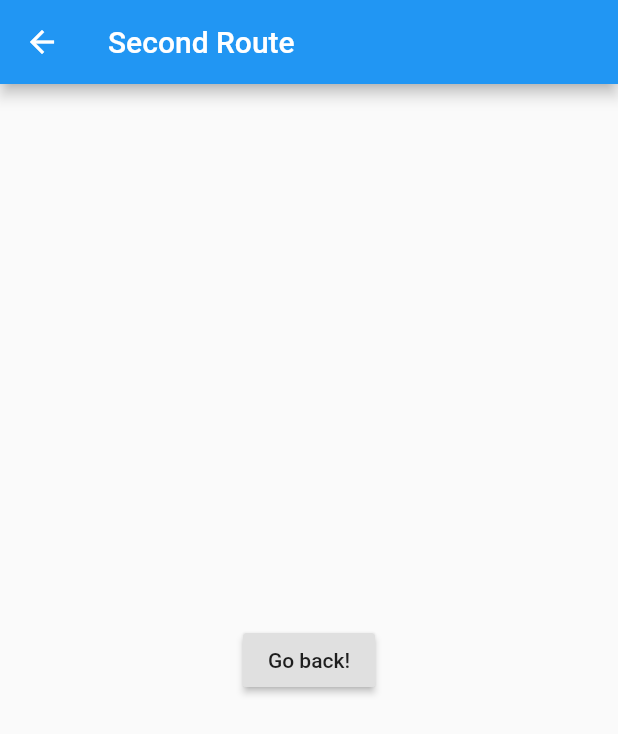
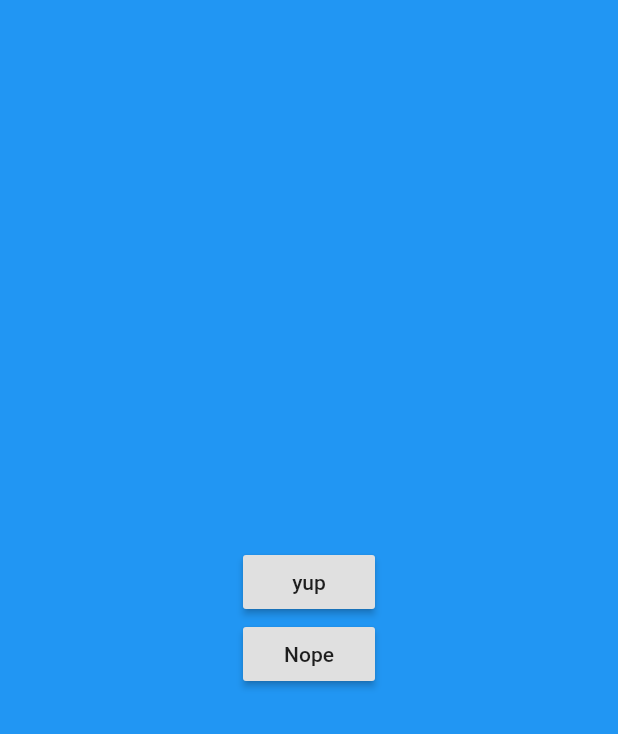
Before and after one commit to nam2210/flutter_app_nagivation, a Flutter app: the screen it shows after launch, after a tap on "Open route", on a phone screen of 412 x 824 dp. Shown: the top 734 px of the screen. Run offline on Flutter 3.47's test engine with Material 2 defaults, Android fonts, the phone set to English and light mode, and no system bars.

Commit message:
[app] back to navigation app

```diff
--- /dev/null
+++ b/lib/Student.dart
@@ -0,0 +1,15 @@
+import 'package:meta/meta.dart';
+
+class Student{
+  String name;
+  String description;
+
+  Student({@required this.name, @required this.description});
+
+  @override
+  String toString() {
+    return 'Student{name: $name, description: $description}';
+  }
+
+
+}
--- a/lib/main.dart
+++ b/lib/main.dart
@@ -1,4 +1,6 @@
 import 'package:flutter/material.dart';
+import 'package:flutter_app_nagivation/Student.dart';
+import 'package:flutter_app_nagivation/second_route.dart';
 
 void main() => runApp(MyApp());
 
@@ -32,37 +34,25 @@ class FirstRoute extends StatelessWidget {
       appBar: AppBar(
         title: Text('First Route'),
       ),
-      body: Container(
-        margin: EdgeInsets.all(16),
-        child: RaisedButton(
-          child: Text('Open route'),
-          onPressed: () {
-            Navigator.push(
-              context,
-              MaterialPageRoute(builder: (context) => SecondRoute()),
-            );
-          },
+      body: Builder(
+        builder: (context) => Container(
+          margin: EdgeInsets.all(16),
+          child: RaisedButton(
+            child: Text('Open route'),
+            onPressed: () {
+              _navigateAndDisplaySelection(context);
+            },
+          ),
         ),
       ),
     );
   }
-}
 
-class SecondRoute extends StatelessWidget {
-  @override
-  Widget build(BuildContext context) {
-    return Scaffold(
-      appBar: AppBar(
-        title: Text("Second Route"),
-      ),
-      body: Center(
-        child: RaisedButton(
-          onPressed: () {
-            Navigator.pop(context);
-          },
-          child: Text('Go back!'),
-        ),
-      ),
-    );
+  _navigateAndDisplaySelection(BuildContext context) async{
+    final Student result = await Navigator.push(context, MaterialPageRoute(builder: (context) => SecondRoute()));
+
+    //after second route return value,, hide any previous snackbars, and show new snackbars
+    Scaffold.of(context).removeCurrentSnackBar();
+    Scaffold.of(context).showSnackBar(SnackBar(content: Text('${result.toString()}')));
   }
 }
--- /dev/null
+++ b/lib/second_route.dart
@@ -0,0 +1,34 @@
+import 'package:flutter/material.dart';
+import 'package:flutter_app_nagivation/Student.dart';
+
+class SecondRoute extends StatelessWidget{
+
+  @override
+  Widget build(BuildContext context) {
+    return Scaffold(
+      body: Container(
+        color: Colors.blue,
+        alignment: Alignment.center,
+        child: Column(
+          mainAxisAlignment: MainAxisAlignment.center,
+          children: <Widget>[
+            RaisedButton(
+              child: Text('yup'),
+              onPressed: (){
+                print('logged');
+                Navigator.pop(context, Student(name: "abc",description: "yup"));
+              },
+            ),
+            RaisedButton(
+              child: Text('Nope'),
+              onPressed: (){
+                print('nope');
+                Navigator.pop(context, Student(name: "abc",description: "nope"));
+              },
+            )
+          ],
+        ),
+      ),
+    );
+  }
+}
```
